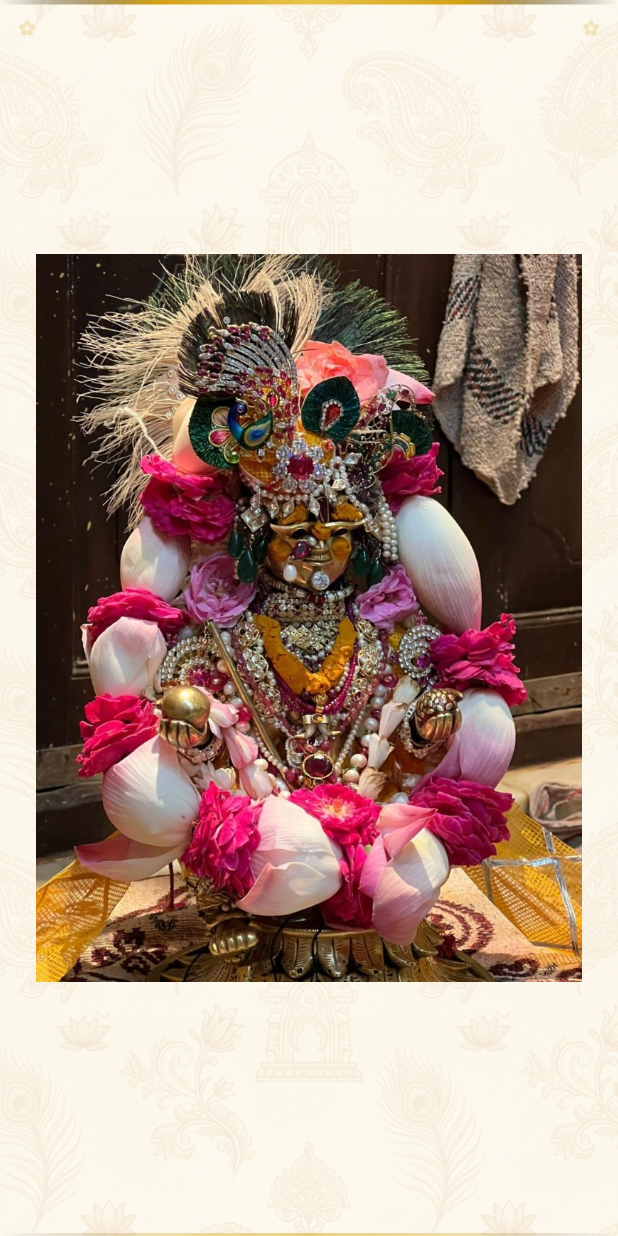
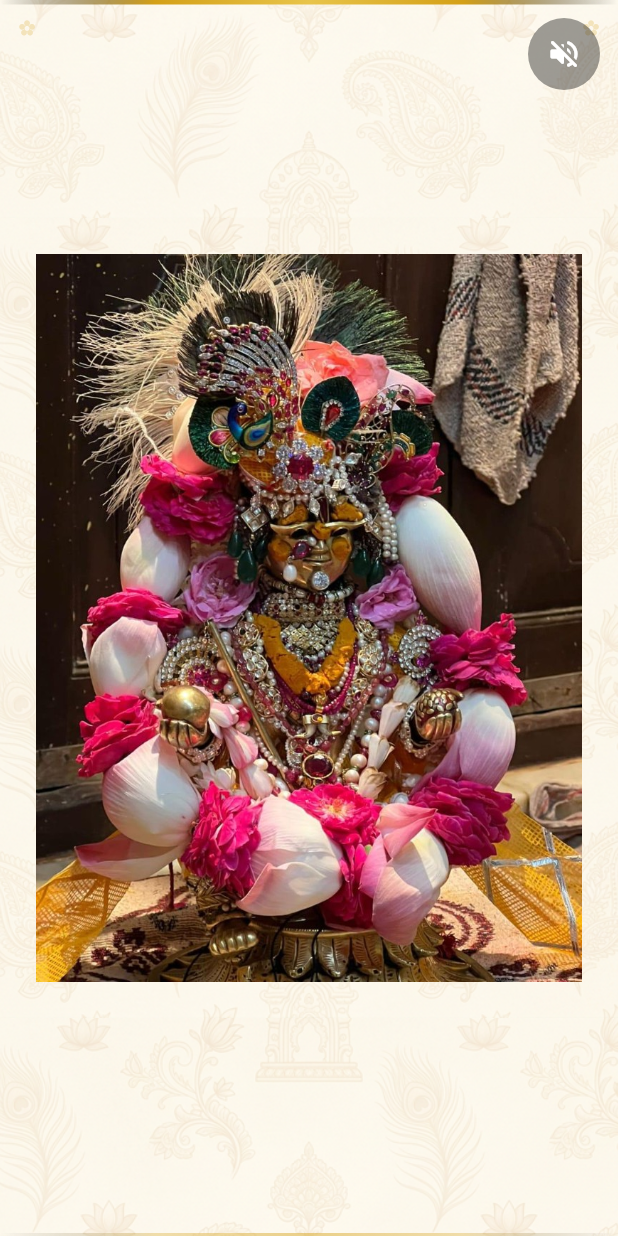
Before and after one commit to learnwithsobhit/gopal-mandir, a Flutter app: the screen it shows after launch, on a phone screen of 412 x 824 dp. Run offline on Flutter 3.47's test engine with Material 3 defaults, Android fonts, the phone set to English and light mode, and no system bars; our stand-ins replace cached_network_image, file_picker, flutter_secure_storage, google_fonts, just_audio, shared_preferences and 1 more; missing offline and left inert: dart:html, razorpay_flutter; accounts and stored records are empty; network calls fail.

Commit message:
updated code

```diff
--- a/gopal_mandir_app/lib/screens/landing_screen.dart
+++ b/gopal_mandir_app/lib/screens/landing_screen.dart
@@ -27,6 +27,9 @@ class LandingScreen extends StatefulWidget {
 class _LandingScreenState extends State<LandingScreen> {
   final ApiService _api = ApiService();
   AudioPlayer? _player;
+  /// Source loaded; button enables. Playback starts only after user taps unmute.
+  bool _audioSourceReady = false;
+  bool _audioUnmuted = false;
 
   static String _playbackUrl(String raw) {
     final trimmed = raw.trim();
@@ -68,9 +71,30 @@ class _LandingScreenState extends State<LandingScreen> {
         return;
       }
       _player = player;
-      unawaited(player.play());
+      if (mounted) setState(() => _audioSourceReady = true);
     } catch (e) {
       debugPrint('Landing audio failed: $e');
+    }
+  }
+
+  Future<void> _toggleLandingSound() async {
+    final p = _player;
+    if (p == null || !_audioSourceReady) return;
+
+    if (_audioUnmuted) {
+      try {
+        await p.pause();
+      } catch (_) {}
+      if (mounted) setState(() => _audioUnmuted = false);
+      return;
+    }
+
+    if (mounted) setState(() => _audioUnmuted = true);
+    try {
+      await p.play();
+    } catch (e) {
+      debugPrint('Landing audio play() failed: $e');
+      if (mounted) setState(() => _audioUnmuted = false);
     }
   }
 
@@ -80,6 +104,8 @@ class _LandingScreenState extends State<LandingScreen> {
       await _player?.dispose();
     } catch (_) {}
     _player = null;
+    _audioSourceReady = false;
+    _audioUnmuted = false;
   }
 
   Future<void> _enter() async {
@@ -99,7 +125,10 @@ class _LandingScreenState extends State<LandingScreen> {
   @override
   Widget build(BuildContext context) {
     return Scaffold(
-      body: VrindavanBackground(
+      body: Stack(
+        fit: StackFit.expand,
+        children: [
+          VrindavanBackground(
             child: Center(
               child: Material(
                 color: Colors.transparent,
@@ -120,6 +149,27 @@ class _LandingScreenState extends State<LandingScreen> {
               ),
             ),
           ),
+          SafeArea(
+            child: Align(
+              alignment: Alignment.topRight,
+              child: Padding(
+                padding: const EdgeInsets.all(12),
+                child: Material(
+                  color: Colors.black38,
+                  shape: const CircleBorder(),
+                  clipBehavior: Clip.antiAlias,
+                  child: IconButton(
+                    icon: Icon(_audioUnmuted ? Icons.volume_up_rounded : Icons.volume_off_rounded),
+                    color: Colors.white,
+                    onPressed: _audioSourceReady ? _toggleLandingSound : null,
+                    tooltip: _audioUnmuted ? 'Mute' : 'Unmute',
+                  ),
+                ),
+              ),
+            ),
+          ),
+        ],
+      ),
     );
   }
 }
```
Also changed, not shown: 1 other file. Lines whose indentation alone changed are shown as unchanged.
